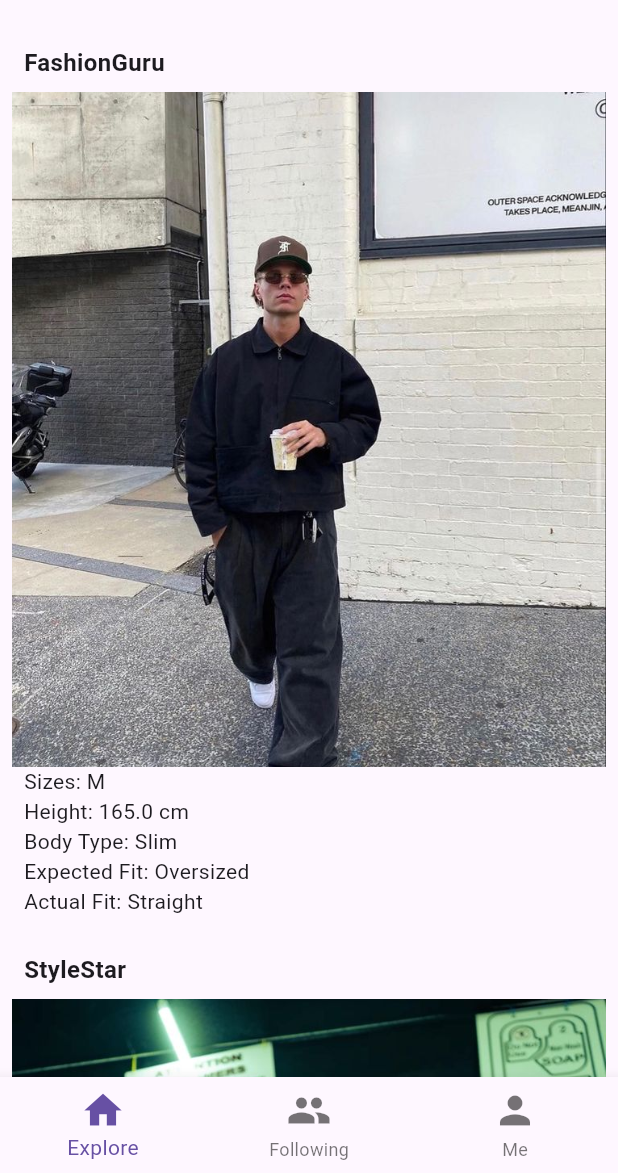
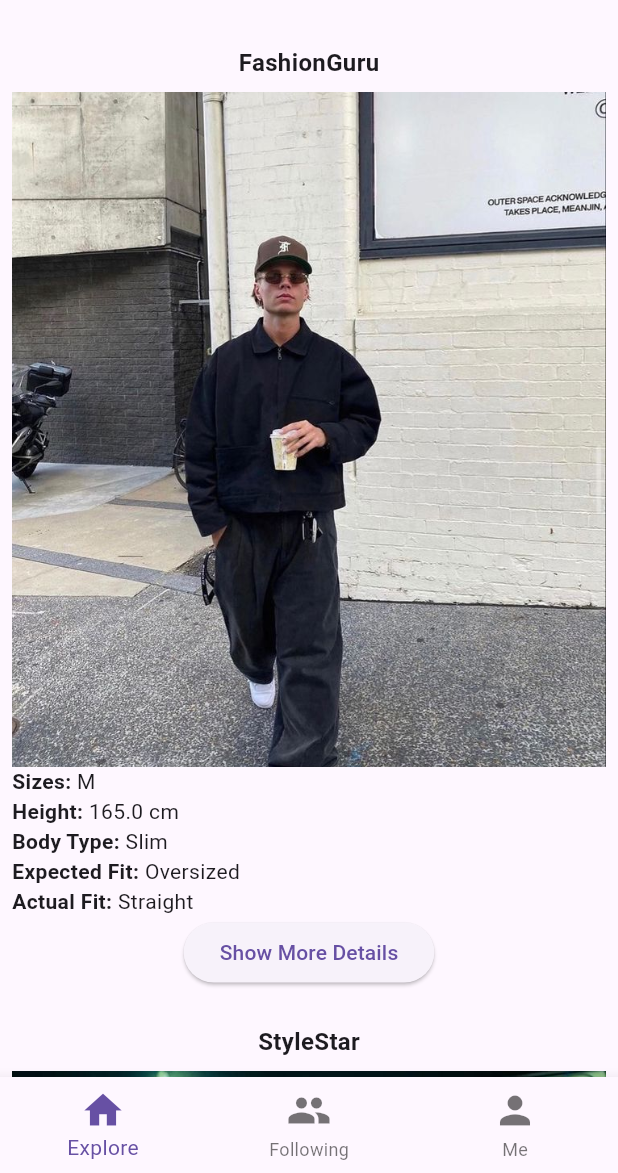
Before and after one commit to emmaaannnn/size-review-app, a Flutter app: the screen it shows after launch, on a phone screen of 412 x 824 dp, the part 63-1236 px from its top. Run offline on Flutter 3.47's test engine with Material 3 defaults, Android fonts, the phone set to English and light mode, and no system bars.

Commit message:
Post Widget Complete

```diff
--- a/fitview_app/lib/model/post_model.dart
+++ b/fitview_app/lib/model/post_model.dart
@@ -10,7 +10,7 @@ class Post {
   final Fit expectedFit;
   final Fit actualFit;
   final DateTime createdAt; // Timestamp of post creation
-
+  final String ? description; // Optional description of the post
 
   Post({
     required this.id,
@@ -22,6 +22,7 @@ class Post {
     required this.expectedFit,
     required this.actualFit,
     required this.createdAt,
+    this.description,
   });
 
 }
--- a/fitview_app/lib/widget/postWidget.dart
+++ b/fitview_app/lib/widget/postWidget.dart
@@ -14,11 +14,13 @@ class PostWidget extends StatelessWidget {
       child: Column(
         crossAxisAlignment: CrossAxisAlignment.start,
         children: [
-          Padding(
-            padding: const EdgeInsets.all(8.0),
-            child: Text(
-              post.username,
-              style: TextStyle(fontWeight: FontWeight.bold, fontSize: 16.0),
+          Center(
+            child: Padding(
+              padding: const EdgeInsets.all(8.0),
+              child: Text(
+                post.username,
+                style: TextStyle(fontWeight: FontWeight.bold, fontSize: 16.0),
+              ),
             ),
           ),
 
@@ -29,40 +31,84 @@ class PostWidget extends StatelessWidget {
             fit: BoxFit.cover,
           ),
 
-          Padding(
-            padding: const EdgeInsets.symmetric(horizontal: 8.0),
-            child: Text('Sizes: ${post.clothingSizes.join(", ")}'),
+          Row(
+            children: [
+              Text(
+                'Sizes: ',
+                style: TextStyle(fontWeight: FontWeight.bold),
+              ),
+              Text(post.clothingSizes.join(", ")),
+            ],
           ),
 
-          Padding(
-            padding: const EdgeInsets.symmetric(horizontal: 8.0),
-            child: Text(
-              'Height: ${post.userHeight} cm',
-            ),
+          Row(
+            children: [
+              Text(
+                'Height: ',
+                style: TextStyle(fontWeight: FontWeight.bold),
+              ),
+              Text('${post.userHeight} cm'),
+            ],
+          ),
+          Row(
+            children: [
+              Text(
+                'Body Type: ',
+                style: TextStyle(fontWeight: FontWeight.bold),
+              ),
+              Text(post.bodyType.displayName),
+            ],
+          ),
+          Row(
+            children: [
+              Text(
+                'Expected Fit: ',
+                style: TextStyle(fontWeight: FontWeight.bold),
+              ),
+              Text(post.expectedFit.displayName),
+            ],
+          ),
+          Row(
+            children: [
+              Text(
+                'Actual Fit: ',
+                style: TextStyle(fontWeight: FontWeight.bold),
+              ),
+              Text(post.actualFit.displayName),
+            ],
           ),
 
-          Padding(
-            padding: const EdgeInsets.symmetric(horizontal: 8.0),
-            child: Text(
-              'Body Type: ${post.bodyType.displayName}',
-            ),
-          ),
-
-          Padding(
-            padding: const EdgeInsets.symmetric(horizontal: 8.0),
-            child: Text(
-              'Expected Fit: ${post.expectedFit.displayName}',
-            ),
-          ),
-
-          Padding(
-            padding: const EdgeInsets.symmetric(horizontal: 8.0),
-            child: Text(
-              'Actual Fit: ${post.actualFit.displayName}',
+           Center(
+            child: ElevatedButton(
+              onPressed: () {
+                _showDescription(context, post.description);
+              },
+              child: Text('Show More Details'),
             ),
           ),
         ],
       ),
     );
   }
+
+  void _showDescription(BuildContext context, String? description) {
+    showDialog(
+      context: context,
+      builder: (BuildContext context) {
+        return AlertDialog(
+          title: Text('Description'),
+          content: Text(description ?? 'No description available.'),
+          actions: [
+            TextButton(
+              onPressed: () {
+                Navigator.of(context).pop();
+              },
+              child: Text('Close'),
+            ),
+          ],
+        );
+      },
+    );
+  }
+
 }
```
